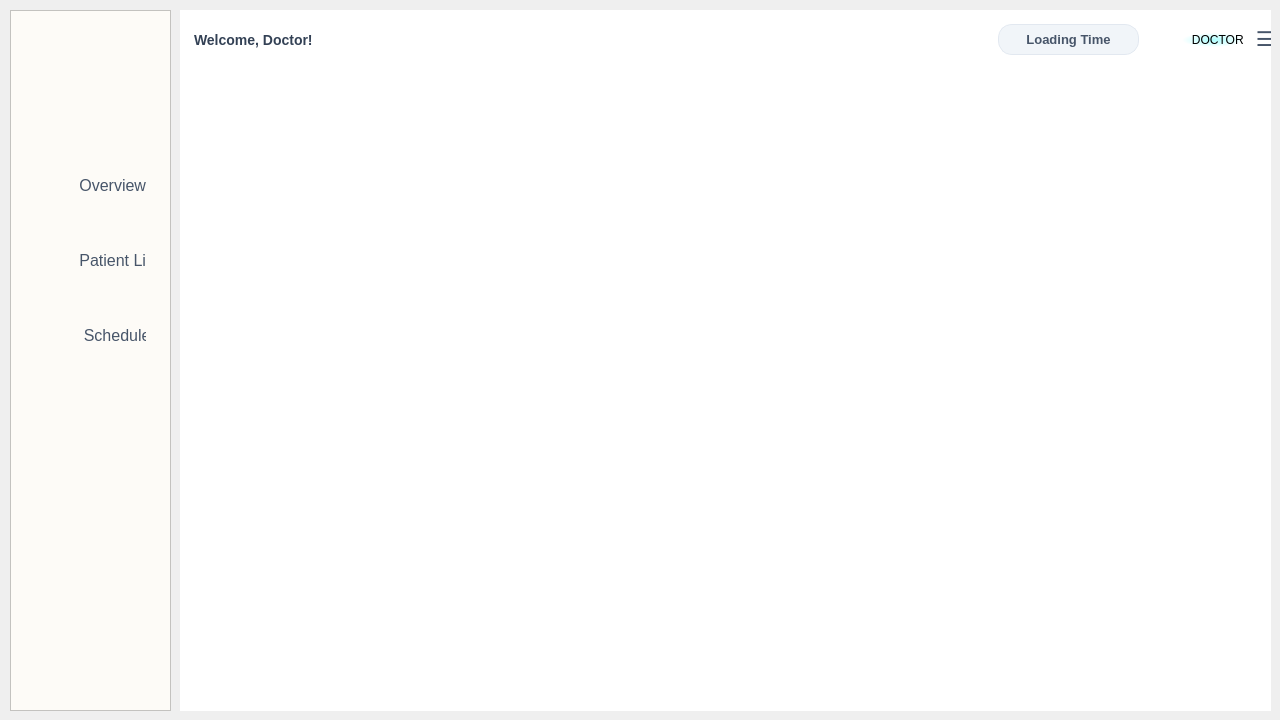
This is doctorwindow.ui in Ankit-Sigdel/AXON_HMS as Qt 5 draws it before an edit. The edited form follows.
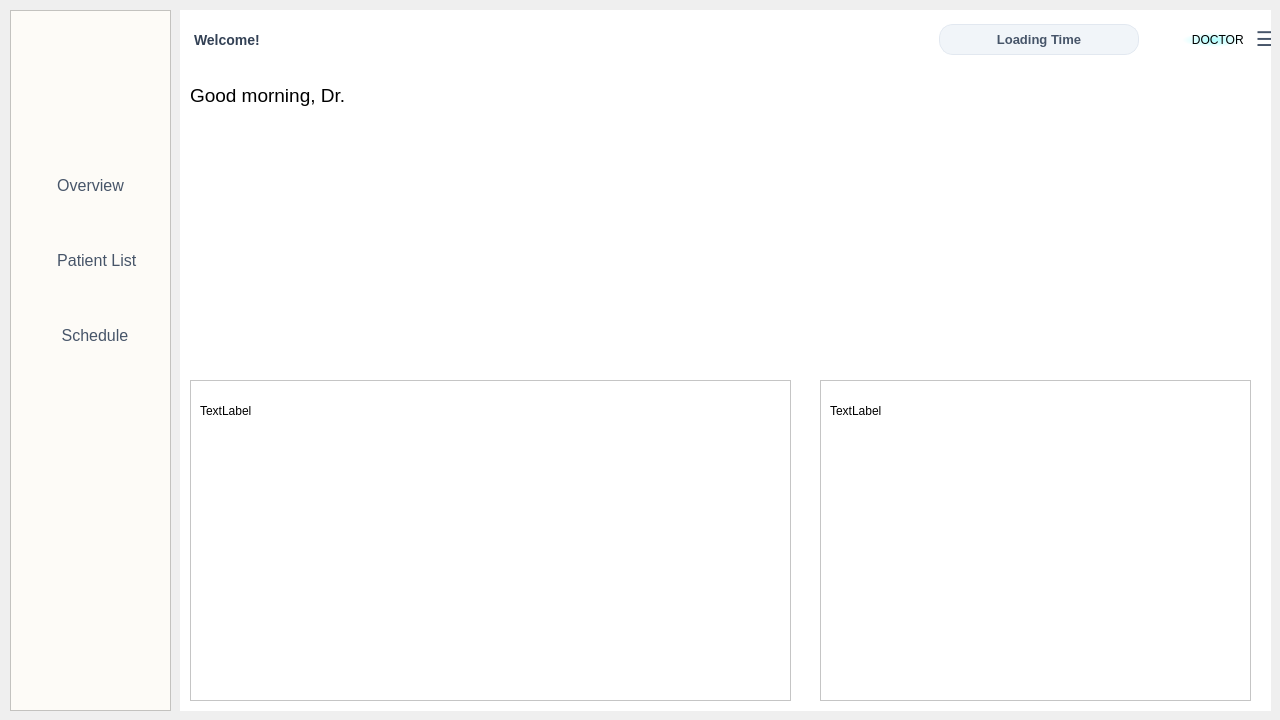
This is the edited form. Icons and pictures are not drawn.

Commit message: Added doctor dashboard with overview page complete

```diff
--- a/doctorwindow.ui
+++ b/doctorwindow.ui
@@ -114,7 +114,7 @@
 }</string>
        </property>
        <property name="text">
-        <string>Welcome, Doctor!</string>
+        <string>Welcome!</string>
        </property>
       </widget>
      </item>
@@ -141,13 +141,13 @@
        </property>
        <property name="minimumSize">
         <size>
-         <width>141</width>
+         <width>200</width>
          <height>31</height>
         </size>
        </property>
        <property name="maximumSize">
         <size>
-         <width>141</width>
+         <width>200</width>
          <height>31</height>
         </size>
        </property>
@@ -292,7 +292,95 @@
        <height>651</height>
       </rect>
      </property>
-     <widget class="QWidget" name="pageOverview"/>
+     <widget class="QWidget" name="pageOverview">
+      <widget class="QWidget" name="headerWidget" native="true">
+       <property name="geometry">
+        <rect>
+         <x>10</x>
+         <y>10</y>
+         <width>411</width>
+         <height>51</height>
+        </rect>
+       </property>
+       <layout class="QHBoxLayout" name="horizontalLayout_2">
+        <item>
+         <widget class="QLabel" name="lblWelcome">
+          <property name="font">
+           <font>
+            <pointsize>14</pointsize>
+           </font>
+          </property>
+          <property name="styleSheet">
+           <string notr="true">Q,Label#lblWelcome{
+		background-color: transparent;
+		font-size: 24 px;
+		color: #334155;
+}</string>
+          </property>
+          <property name="text">
+           <string>Good morning, Dr. </string>
+          </property>
+         </widget>
+        </item>
+       </layout>
+      </widget>
+      <widget class="QWidget" name="statsContainer" native="true">
+       <property name="geometry">
+        <rect>
+         <x>10</x>
+         <y>90</y>
+         <width>731</width>
+         <height>201</height>
+        </rect>
+       </property>
+      </widget>
+      <widget class="QListWidget" name="patientListWidget">
+       <property name="geometry">
+        <rect>
+         <x>10</x>
+         <y>320</y>
+         <width>601</width>
+         <height>321</height>
+        </rect>
+       </property>
+      </widget>
+      <widget class="QTableWidget" name="appointmentsTable">
+       <property name="geometry">
+        <rect>
+         <x>640</x>
+         <y>320</y>
+         <width>431</width>
+         <height>321</height>
+        </rect>
+       </property>
+      </widget>
+      <widget class="QLabel" name="lblPatientsTitle">
+       <property name="geometry">
+        <rect>
+         <x>20</x>
+         <y>330</y>
+         <width>321</width>
+         <height>41</height>
+        </rect>
+       </property>
+       <property name="text">
+        <string>TextLabel</string>
+       </property>
+      </widget>
+      <widget class="QLabel" name="lblAppointmentsTtitle">
+       <property name="geometry">
+        <rect>
+         <x>650</x>
+         <y>330</y>
+         <width>311</width>
+         <height>41</height>
+        </rect>
+       </property>
+       <property name="text">
+        <string>TextLabel</string>
+       </property>
+      </widget>
+     </widget>
      <widget class="QWidget" name="pagePatient"/>
      <widget class="QWidget" name="pageScheduling"/>
     </widget>
@@ -361,7 +449,7 @@
      </font>
     </property>
     <property name="text">
-     <string>           Schedule</string>
+     <string>      Schedule</string>
     </property>
    </widget>
    <widget class="QLabel" name="logoLabel">
@@ -400,7 +488,7 @@
      </font>
     </property>
     <property name="text">
-     <string>          Overview</string>
+     <string>     Overview</string>
     </property>
    </widget>
    <widget class="QPushButton" name="patientlistBtn">
@@ -420,7 +508,7 @@
      </font>
     </property>
     <property name="text">
-     <string>          Patient List</string>
+     <string>     Patient List</string>
     </property>
    </widget>
   </widget>
```
Left out of the diff: 4 changed lines with no effect on the pictures. The commit also changes 2 other files.
